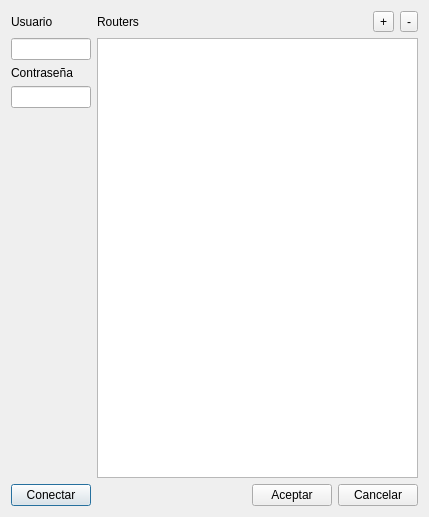
silderan/QMikPPPManager, file Dialogs/DlgCnfgConnect.ui: the form before one commit.
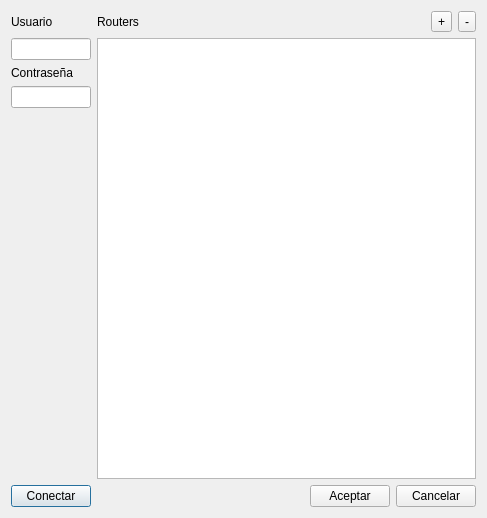
The form after the commit.

What changed in the file:
```diff
--- a/Dialogs/DlgCnfgConnect.ui
+++ b/Dialogs/DlgCnfgConnect.ui
@@ -6,8 +6,8 @@
    <rect>
     <x>0</x>
     <y>0</y>
-    <width>429</width>
-    <height>517</height>
+    <width>487</width>
+    <height>518</height>
    </rect>
   </property>
   <property name="windowTitle">
```
